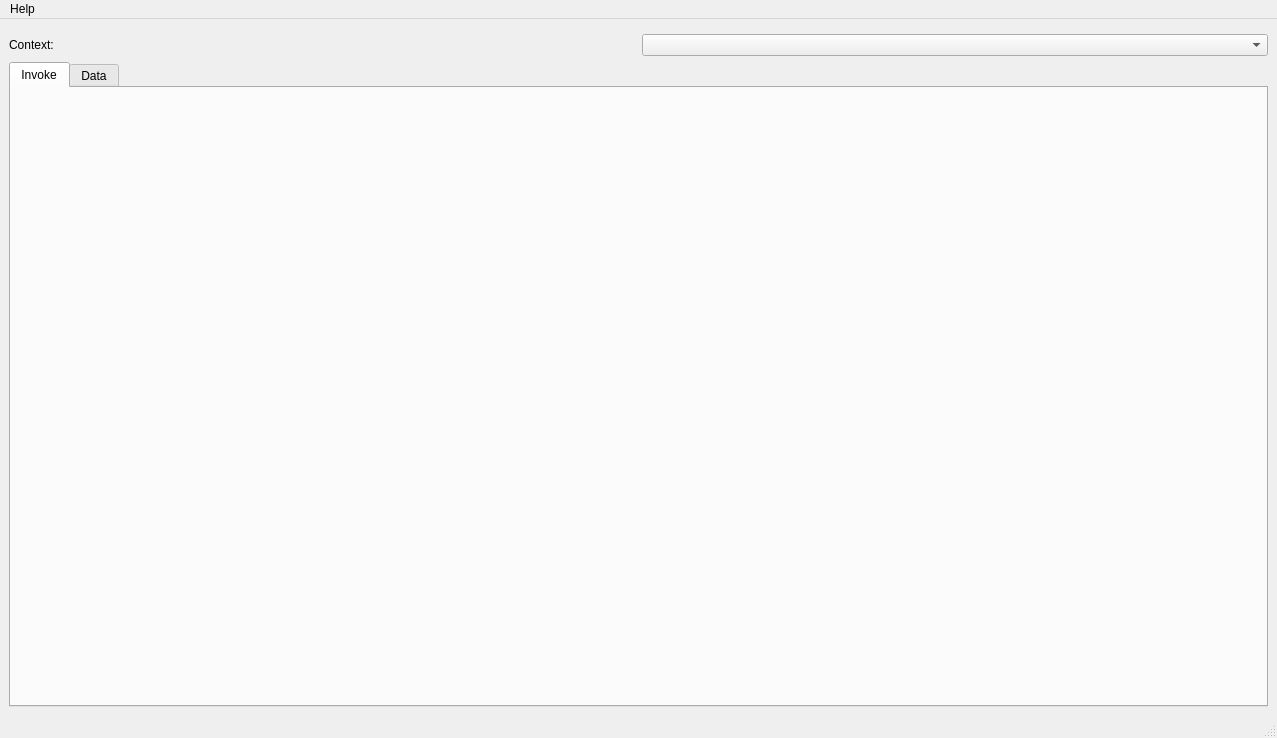
Before: the Qt Designer form qt6ui/Invoker.ui in ManianVSS/Invoker.py, drawn with Qt 5.
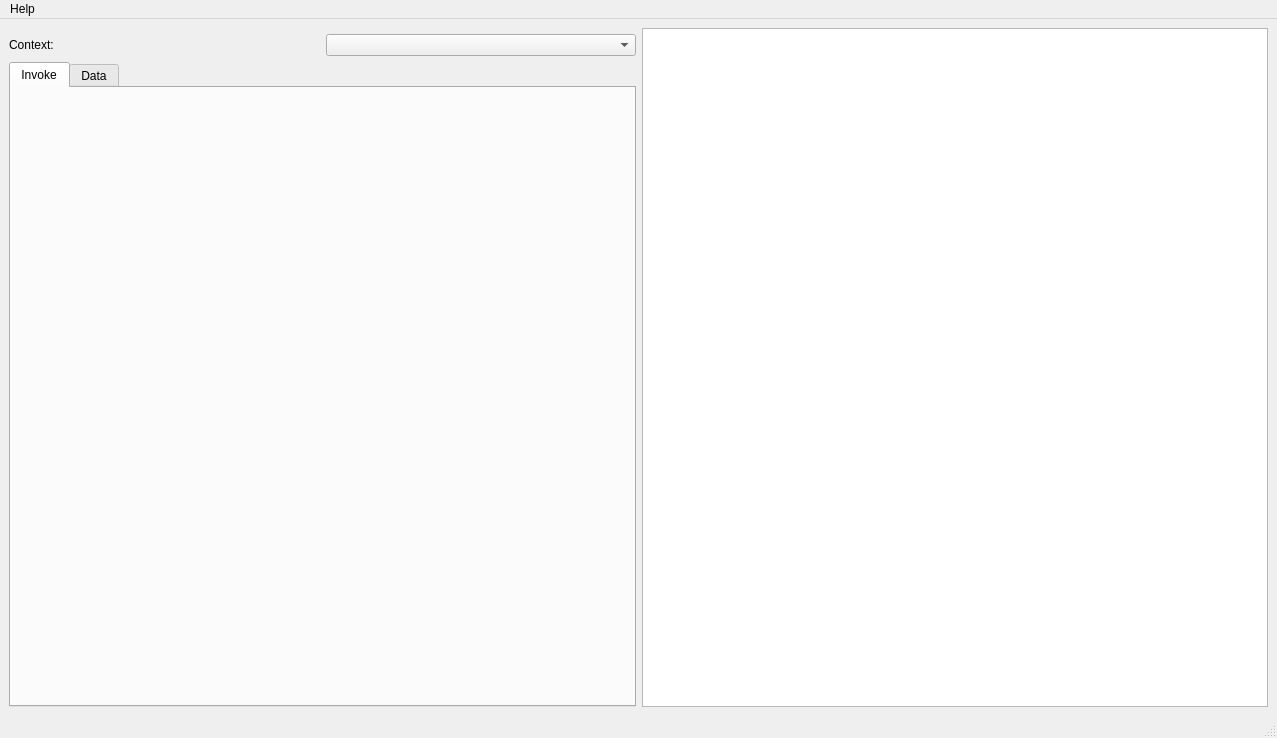
After: the same form once the commit is applied.

The edit to the form file:
```diff
--- a/qt6ui/Invoker.ui
+++ b/qt6ui/Invoker.ui
@@ -78,6 +78,9 @@
       </item>
      </layout>
     </item>
+    <item row="0" column="1">
+     <widget class="QTextBrowser" name="textConsole"/>
+    </item>
    </layout>
   </widget>
   <widget class="QMenuBar" name="menubar_main">
```
Left out of the diff: 2 changed lines with no effect on the pictures.
